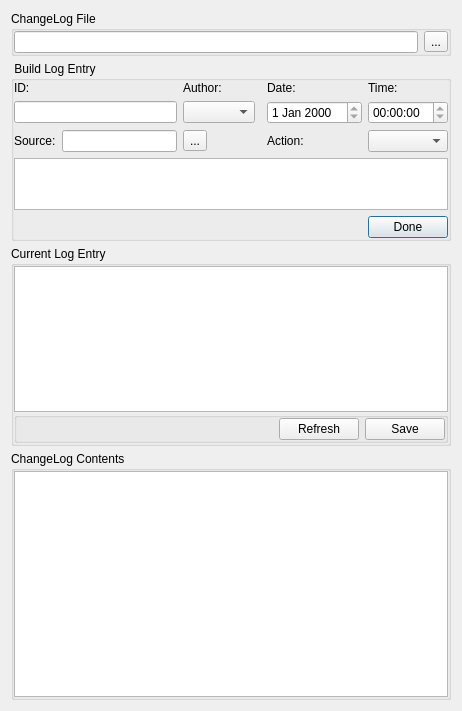
harbour/core, file harbour/contrib/hbide/changelog.ui: the form before one commit.
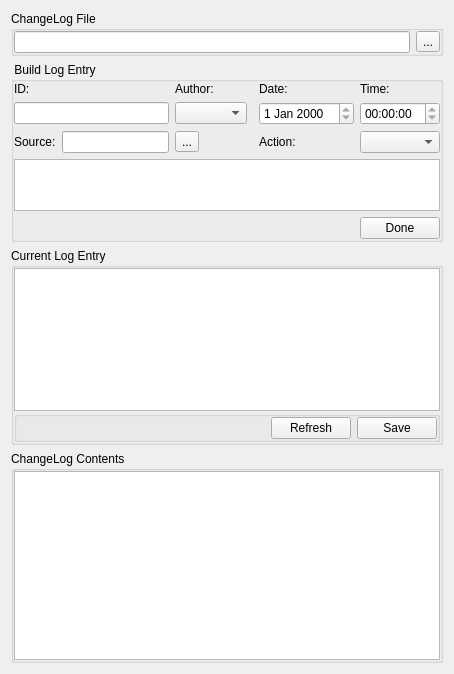
The form after the commit.

Commit message: 2011-06-02 15:32 UTC-0800 Pritpal Bedi (bedipritpal@hotmail.com)   * contrib/hbide/changelog.ui     ! Changed: QDialog() => QWidget().

```diff
--- a/harbour/contrib/hbide/changelog.ui
+++ b/harbour/contrib/hbide/changelog.ui
@@ -1,22 +1,19 @@
 <?xml version="1.0" encoding="UTF-8"?>
 <ui version="4.0">
- <class>Dialog</class>
- <widget class="QDialog" name="Dialog">
+ <class>FormChangelog</class>
+ <widget class="QWidget" name="FormChangelog">
   <property name="geometry">
    <rect>
     <x>0</x>
     <y>0</y>
-    <width>462</width>
-    <height>711</height>
+    <width>454</width>
+    <height>674</height>
    </rect>
   </property>
   <property name="windowTitle">
    <string>Manage ChangeLog</string>
   </property>
   <layout class="QVBoxLayout" name="verticalLayout_3">
-   <property name="spacing">
-    <number>5</number>
-   </property>
    <item>
     <widget class="QGroupBox" name="groupBox_2">
      <property name="title">
```
The commit also changes 9 other files.
